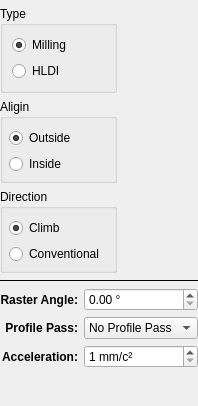
First picture: the form in plugins/gcode/pocketraster/pocketrasterform.ui, repository XRay3D/GERBER_X3, before the edit.
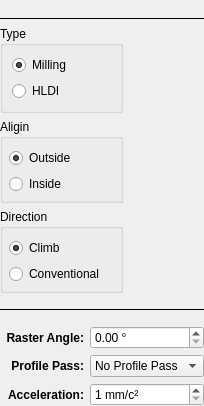
Second picture: the form after the edit. Icons and pictures are not drawn. Custom widgets are drawn as their Qt base class.

Diff of the .ui file:
```diff
--- a/plugins/gcode/pocketraster/pocketrasterform.ui
+++ b/plugins/gcode/pocketraster/pocketrasterform.ui
@@ -13,10 +13,7 @@
   <property name="windowTitle">
    <string>Form</string>
   </property>
-  <layout class="QFormLayout" name="formLayout">
-   <property name="labelAlignment">
-    <set>Qt::AlignRight|Qt::AlignTrailing|Qt::AlignVCenter</set>
-   </property>
+  <layout class="QGridLayout" name="gridLayout_2">
    <property name="leftMargin">
     <number>0</number>
    </property>
@@ -29,10 +26,51 @@
    <property name="bottomMargin">
     <number>0</number>
    </property>
-   <item row="0" column="0" colspan="2">
-    <widget class="ToolSelectorForm" name="toolHolder" native="true"/>
+   <item row="6" column="1">
+    <widget class="QLabel" name="labelPass">
+     <property name="enabled">
+      <bool>true</bool>
+     </property>
+     <property name="font">
+      <font>
+       <bold>true</bold>
+      </font>
+     </property>
+     <property name="text">
+      <string>Profile Pass:</string>
+     </property>
+     <property name="alignment">
+      <set>Qt::AlignRight|Qt::AlignTrailing|Qt::AlignVCenter</set>
+     </property>
+    </widget>
    </item>
-   <item row="1" column="0" colspan="2">
+   <item row="7" column="2">
+    <widget class="DoubleSpinBox" name="dsbxAcc">
+     <property name="suffix">
+      <string> mm/c²</string>
+     </property>
+     <property name="decimals">
+      <number>0</number>
+     </property>
+     <property name="minimum">
+      <double>1.000000000000000</double>
+     </property>
+     <property name="maximum">
+      <double>10000.000000000000000</double>
+     </property>
+    </widget>
+   </item>
+   <item row="3" column="0" rowspan="2" colspan="3">
+    <widget class="Line" name="line_3">
+     <property name="frameShadow">
+      <enum>QFrame::Plain</enum>
+     </property>
+     <property name="orientation">
+      <enum>Qt::Horizontal</enum>
+     </property>
+    </widget>
+   </item>
+   <item row="2" column="0" colspan="3">
     <layout class="QGridLayout" name="gridLayout">
      <item row="2" column="0">
       <widget class="QGroupBox" name="groupBox_4">
@@ -184,136 +222,86 @@
      </item>
     </layout>
    </item>
-   <item row="2" column="0" colspan="2">
-    <widget class="Line" name="line_3">
+   <item row="0" column="0" colspan="3">
+    <widget class="ToolSelectorForm" name="toolHolder" native="true"/>
+   </item>
+   <item row="6" column="2">
+    <widget class="QComboBox" name="cbxPass">
+     <property name="enabled">
+      <bool>true</bool>
+     </property>
+     <item>
+      <property name="text">
+       <string>No Profile Pass</string>
+      </property>
+     </item>
+     <item>
+      <property name="text">
+       <string>First</string>
+      </property>
+     </item>
+     <item>
+      <property name="text">
+       <string>Last</string>
+      </property>
+     </item>
+    </widget>
+   </item>
+   <item row="1" column="0" colspan="3">
+    <widget class="QFrame" name="frame">
+     <property name="frameShape">
+      <enum>QFrame::HLine</enum>
+     </property>
      <property name="frameShadow">
       <enum>QFrame::Plain</enum>
      </property>
-     <property name="orientation">
-      <enum>Qt::Horizontal</enum>
-     </property>
     </widget>
    </item>
-   <item row="3" column="0" colspan="2">
-    <layout class="QFormLayout" name="formLayout_2">
-     <property name="labelAlignment">
+   <item row="7" column="1">
+    <widget class="QLabel" name="labelAcc">
+     <property name="font">
+      <font>
+       <bold>true</bold>
+      </font>
+     </property>
+     <property name="text">
+      <string>Acceleration:</string>
+     </property>
+     <property name="alignment">
       <set>Qt::AlignRight|Qt::AlignTrailing|Qt::AlignVCenter</set>
      </property>
-     <property name="leftMargin">
-      <number>0</number>
+    </widget>
+   </item>
+   <item row="5" column="1">
+    <widget class="QLabel" name="labelAngle">
+     <property name="enabled">
+      <bool>true</bool>
      </property>
-     <property name="topMargin">
-      <number>0</number>
+     <property name="font">
+      <font>
+       <bold>true</bold>
+      </font>
      </property>
-     <property name="rightMargin">
-      <number>0</number>
+     <property name="text">
+      <string>Raster Angle:</string>
      </property>
-     <property name="bottomMargin">
-      <number>0</number>
+     <property name="alignment">
+      <set>Qt::AlignRight|Qt::AlignTrailing|Qt::AlignVCenter</set>
      </property>
-     <item row="0" column="0">
-      <widget class="QLabel" name="labelAngle">
-       <property name="enabled">
-        <bool>true</bool>
-       </property>
-       <property name="font">
-        <font>
-         <bold>true</bold>
-        </font>
-       </property>
-       <property name="text">
-        <string>Raster Angle:</string>
-       </property>
-       <property name="alignment">
-        <set>Qt::AlignRight|Qt::AlignTrailing|Qt::AlignVCenter</set>
-       </property>
-      </widget>
-     </item>
-     <item row="1" column="0">
-      <widget class="QLabel" name="labelPass">
-       <property name="enabled">
-        <bool>true</bool>
-       </property>
-       <property name="font">
-        <font>
-         <bold>true</bold>
-        </font>
-       </property>
-       <property name="text">
-        <string>Profile Pass:</string>
-       </property>
-       <property name="alignment">
-        <set>Qt::AlignRight|Qt::AlignTrailing|Qt::AlignVCenter</set>
-       </property>
-      </widget>
-     </item>
-     <item row="2" column="0">
-      <widget class="QLabel" name="labelAcc">
-       <property name="font">
-        <font>
-         <bold>true</bold>
-        </font>
-       </property>
-       <property name="text">
-        <string>Acceleration:</string>
-       </property>
-       <property name="alignment">
-        <set>Qt::AlignRight|Qt::AlignTrailing|Qt::AlignVCenter</set>
-       </property>
-      </widget>
-     </item>
-     <item row="0" column="1">
-      <widget class="DoubleSpinBox" name="dsbxAngle">
-       <property name="enabled">
-        <bool>true</bool>
-       </property>
-       <property name="suffix">
-        <string> °</string>
-       </property>
-       <property name="maximum">
-        <double>180.000000000000000</double>
-       </property>
-      </widget>
-     </item>
-     <item row="1" column="1">
-      <widget class="QComboBox" name="cbxPass">
-       <property name="enabled">
-        <bool>true</bool>
-       </property>
-       <item>
-        <property name="text">
-         <string>No Profile Pass</string>
-        </property>
-       </item>
-       <item>
-        <property name="text">
-         <string>First</string>
-        </property>
-       </item>
-       <item>
-        <property name="text">
-         <string>Last</string>
-        </property>
-       </item>
-      </widget>
-     </item>
-     <item row="2" column="1">
-      <widget class="DoubleSpinBox" name="dsbxAcc">
-       <property name="suffix">
-        <string> mm/c²</string>
-       </property>
-       <property name="decimals">
-        <number>0</number>
-       </property>
-       <property name="minimum">
-        <double>1.000000000000000</double>
-       </property>
-       <property name="maximum">
-        <double>10000.000000000000000</double>
-       </property>
-      </widget>
-     </item>
-    </layout>
+    </widget>
+   </item>
+   <item row="5" column="2">
+    <widget class="DoubleSpinBox" name="dsbxAngle">
+     <property name="enabled">
+      <bool>true</bool>
+     </property>
+     <property name="suffix">
+      <string> °</string>
+     </property>
+     <property name="maximum">
+      <double>180.000000000000000</double>
+     </property>
+    </widget>
    </item>
   </layout>
  </widget>
```
